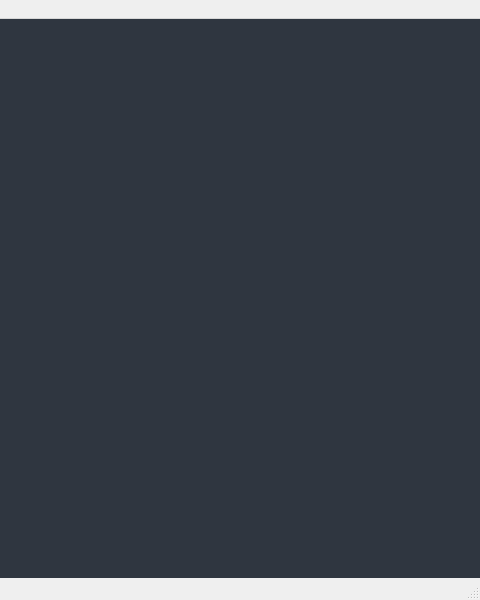
Qt form mainwindow.ui (yousifj129/Various-Visualizations) before a commit; both pictures show x 320 to 800 and y 0 to 600 of the 800 by 600 pixel window.
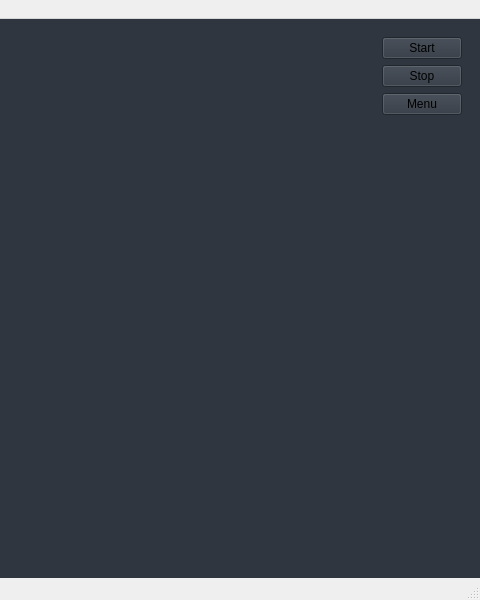
The same form after that commit. The open tabs and pages were chosen to show the change.

```diff
--- a/mainwindow.ui
+++ b/mainwindow.ui
@@ -225,7 +225,58 @@
         </item>
        </layout>
       </widget>
-      <widget class="QWidget" name="Visualization"/>
+      <widget class="QWidget" name="Visualization">
+       <layout class="QHBoxLayout" name="horizontalLayout_2">
+        <item>
+         <widget class="QWidget" name="customWidget" native="true">
+          <property name="sizePolicy">
+           <sizepolicy hsizetype="Expanding" vsizetype="Preferred">
+            <horstretch>0</horstretch>
+            <verstretch>0</verstretch>
+           </sizepolicy>
+          </property>
+         </widget>
+        </item>
+        <item>
+         <layout class="QVBoxLayout" name="verticalLayout_2">
+          <item>
+           <widget class="QPushButton" name="startVisualizationButton">
+            <property name="text">
+             <string>Start</string>
+            </property>
+           </widget>
+          </item>
+          <item>
+           <widget class="QPushButton" name="stopVisualizationButton">
+            <property name="text">
+             <string>Stop</string>
+            </property>
+           </widget>
+          </item>
+          <item>
+           <widget class="QPushButton" name="toMenuButton">
+            <property name="text">
+             <string>Menu</string>
+            </property>
+           </widget>
+          </item>
+          <item>
+           <spacer name="verticalSpacer_5">
+            <property name="orientation">
+             <enum>Qt::Vertical</enum>
+            </property>
+            <property name="sizeHint" stdset="0">
+             <size>
+              <width>20</width>
+              <height>40</height>
+             </size>
+            </property>
+           </spacer>
+          </item>
+         </layout>
+        </item>
+       </layout>
+      </widget>
      </widget>
     </item>
    </layout>
```
Left out of the diff: 2 changed lines with no effect on the pictures.
